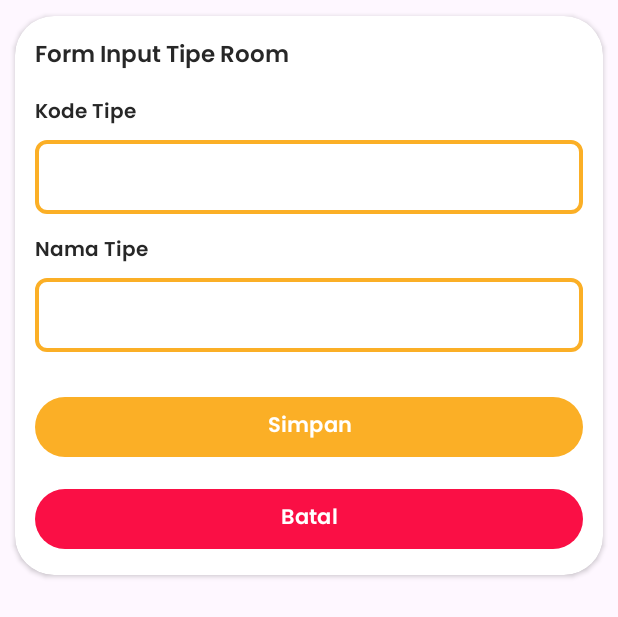
After one commit to KEVINGILBERTTODING/SipemeRoom-App, an Android app: the layout layout_insert_tipe.xml on its own in the app's theme, with its tools: preview values and no code run, on a phone screen of 412 x 824 dp. The commit adds this screen. Shown: the top 617 px of the screen. Run offline under Robolectric (Android 15) with nearby library versions, the phone set to English and light mode, and no system bars.

Commit message:
added insert tipe room

```diff
--- /dev/null
+++ b/app/src/main/res/layout/layout_insert_tipe.xml
@@ -0,0 +1,91 @@
+<?xml version="1.0" encoding="utf-8"?>
+<RelativeLayout xmlns:android="http://schemas.android.com/apk/res/android"
+    android:layout_width="match_parent"
+    android:layout_height="wrap_content"
+    xmlns:app="http://schemas.android.com/apk/res-auto">
+
+    <androidx.cardview.widget.CardView
+        android:layout_width="match_parent"
+        app:cardUseCompatPadding="true"
+        app:contentPadding="@dimen/_10sdp"
+        app:cardCornerRadius="@dimen/_20sdp"
+        android:layout_height="wrap_content">
+
+        <LinearLayout
+            android:layout_width="match_parent"
+            android:layout_height="wrap_content"
+            android:orientation="vertical">
+            <TextView
+                android:layout_width="match_parent"
+                android:layout_height="wrap_content"
+                android:text="Form Input Tipe Room"
+                android:fontFamily="@font/popsem"
+                android:textSize="@dimen/_12ssp"
+                android:textColor="@color/black"/>
+
+            <TextView
+                android:layout_width="match_parent"
+                android:layout_height="wrap_content"
+                android:text="Kode Tipe"
+                android:layout_marginTop="@dimen/_10sdp"
+                android:fontFamily="@font/popsem"
+                android:textSize="@dimen/_10ssp"
+                android:textColor="@color/black"/>
+
+            <EditText
+                android:id="@+id/etKodeTipe"
+                android:layout_width="match_parent"
+                android:layout_height="wrap_content"
+                android:layout_marginTop="@dimen/_5sdp"
+                android:fontFamily="@font/popsem"
+                android:padding="@dimen/_10sdp"
+                android:background="@drawable/container_edittext1"
+                android:textSize="@dimen/_10ssp"
+                android:textColor="@color/black"/>
+
+
+            <TextView
+                android:layout_width="match_parent"
+                android:layout_height="wrap_content"
+                android:text="Nama Tipe"
+                android:layout_marginTop="@dimen/_10sdp"
+                android:fontFamily="@font/popsem"
+                android:textSize="@dimen/_10ssp"
+                android:textColor="@color/black"/>
+
+            <EditText
+                android:id="@+id/etNamaTipe"
+                android:layout_width="match_parent"
+                android:layout_height="wrap_content"
+                android:layout_marginTop="@dimen/_5sdp"
+                android:fontFamily="@font/popsem"
+                android:padding="@dimen/_10sdp"
+                android:background="@drawable/container_edittext1"
+                android:textSize="@dimen/_10ssp"
+                android:textColor="@color/black"/>
+
+
+
+
+            <com.google.android.material.button.MaterialButton
+                android:id="@+id/btnSimpan"
+                android:layout_width="match_parent"
+                android:text="Simpan"
+                android:layout_marginTop="@dimen/_20sdp"
+                android:fontFamily="@font/popsem"
+                android:layout_height="wrap_content"/>
+
+            <com.google.android.material.button.MaterialButton
+                android:id="@+id/btnBatal"
+                android:layout_width="match_parent"
+                android:text="Batal"
+                app:backgroundTint="@color/red"
+                android:layout_marginTop="@dimen/_10sdp"
+                android:fontFamily="@font/popsem"
+                android:layout_height="wrap_content"/>
+
+
+        </LinearLayout>
+    </androidx.cardview.widget.CardView>
+
+</RelativeLayout>
```
Also changed, not shown: app/src/main/java/com/example/sipemroomapp/AdminAdapter/AdminTipeAdapter.java (added, +67 -0 lines), app/src/main/java/com/example/sipemroomapp/AdminFragment/AdminDataTipeFragment.java (added, +217 -0 lines), app/src/main/java/com/example/sipemroomapp/AdminFragment/AdminHomeFragment.java (+9 -1 lines), app/src/main/java/com/example/sipemroomapp/util/AdminInterface.java (+7 -0 lines), app/src/main/res/layout/fragment_admin_data_tipe.xml (added, +112 -0 lines), app/src/main/res/layout/layout_tipe.xml (added, +80 -0 lines), app/src/main/res/layout/option_menu_tipe_room.xml (added, +37 -0 lines).
